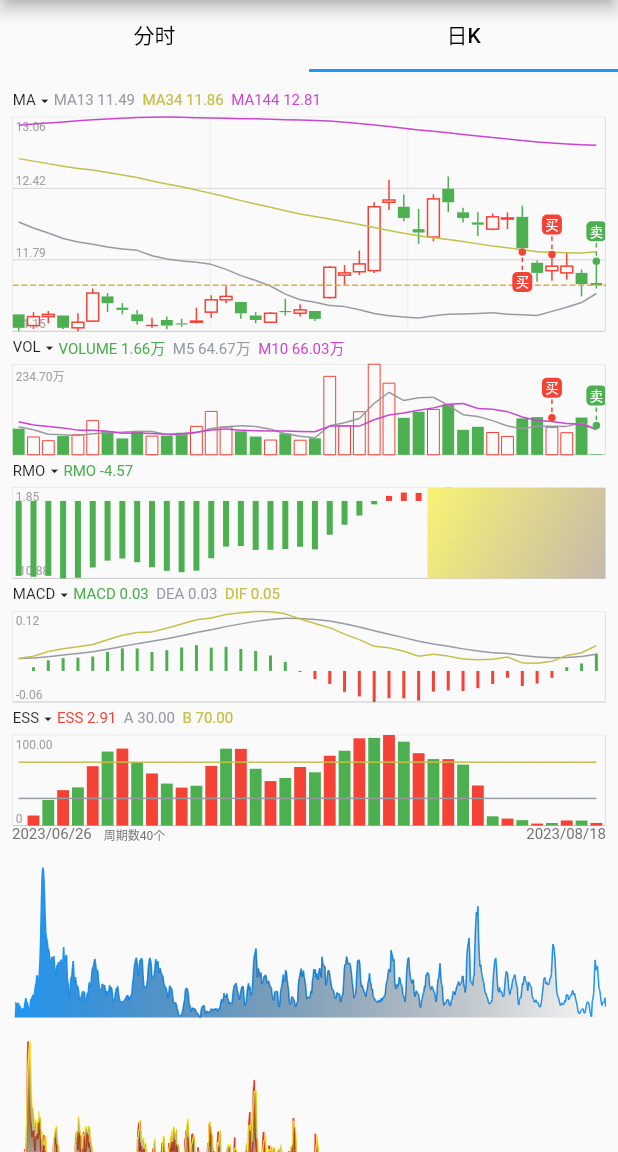
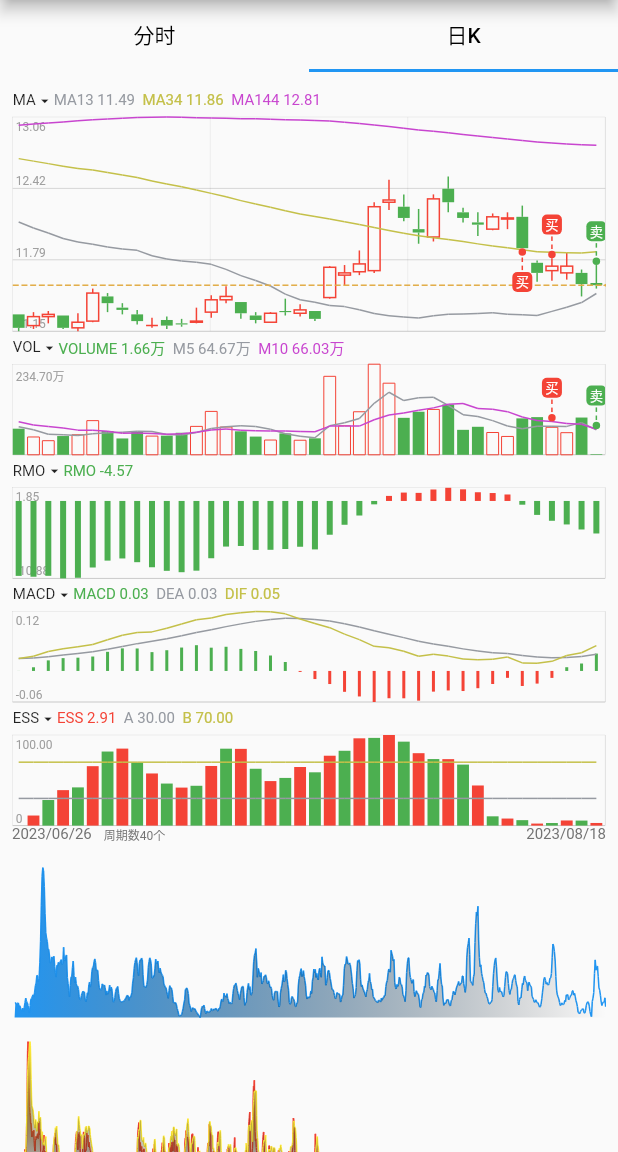
Before and after one commit to BrinedFish0222/flutter_kline, a Flutter app: the screen it shows after launch, on a phone screen of 412 x 824 dp, the part 84-1236 px from its top. Run offline on Flutter 3.47's test engine with Material 2 defaults, Android fonts, the phone set to English and light mode, and no system bars.

Commit message:
去掉遮罩层功能示例

```diff
--- a/lib/example/example_day_widget.dart
+++ b/lib/example/example_day_widget.dart
@@ -1,7 +1,6 @@
 import 'package:flutter/material.dart';
 import 'package:flutter_kline/common/widget/color_block_widget.dart';
 import 'package:flutter_kline/vo/chart_data.dart';
-import 'package:flutter_kline/vo/mask_layer.dart';
 import 'package:flutter_kline/widget/k_chart_controller.dart';
 import 'package:flutter_kline/widget/k_line_chart_widget.dart';
 
@@ -89,9 +88,9 @@ class _ExampleDayWidgetState extends State<ExampleDayWidget> {
                 onTapIndicator: (index) {
                   KlineUtil.showToast(context: context, text: '点击指标索引：$index');
                 },
-                subChartMaskList: [
+                subChartMaskList: const [
                   null,
-                  MaskLayer(percent: 0.3),
+                  // MaskLayer(percent: 0.3),
                   // MaskLayer(percent: 0.8)
                 ],
                 overlayEntryLocationKey: widget.overlayEntryLocationKey,
```
